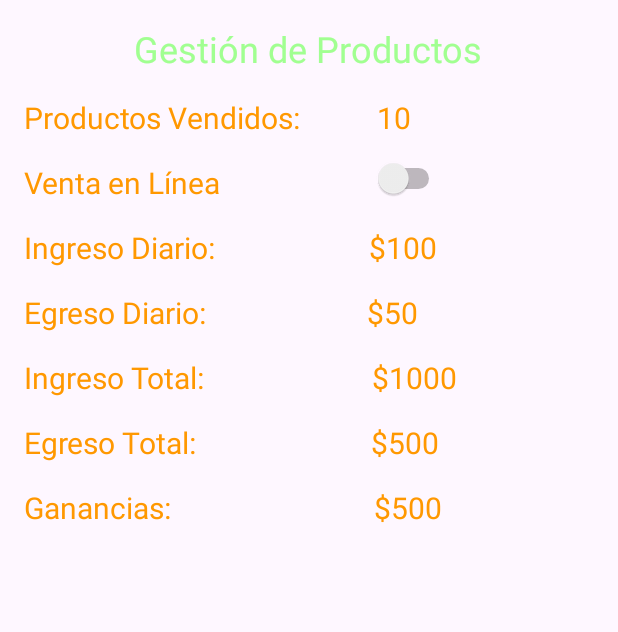
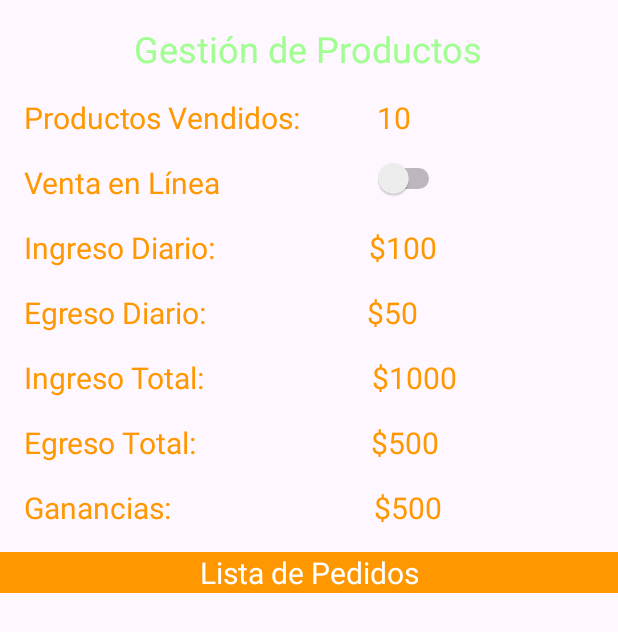
Before and after one commit to Camila-Negron/dispoSISPIZZA, an Android app: the ProductManagementActivity screen opened directly, with no data from a screen before it, on a phone screen of 412 x 824 dp. Shown: the top 632 px of the screen. Run offline under Robolectric (Android 15) with nearby library versions, the light colour scheme and no system bars.

Commit message:
ventana administrador

```diff
--- a/app/src/main/java/com/example/sispizza/LoginActivity.java
+++ b/app/src/main/java/com/example/sispizza/LoginActivity.java
@@ -50,7 +50,7 @@ public class LoginActivity extends AppCompatActivity {
         btnLogin.setOnClickListener(new View.OnClickListener() {
             @Override
             public void onClick(View v) {
-                Intent intent = new Intent(LoginActivity.this, MainActivity.class);
+                Intent intent = new Intent(LoginActivity.this, ProductManagementActivity.class);
                 startActivity(intent);
                 /*
                 String username = etUsername.getText().toString();
--- /dev/null
+++ b/app/src/main/java/com/example/sispizza/PedidoAdapter.java
@@ -0,0 +1,53 @@
+package com.example.sispizza;
+
+import android.content.Context;
+import android.view.View;
+import android.view.ViewGroup;
+import android.widget.BaseAdapter;
+import android.widget.TextView;
+
+import java.util.List;
+
+public class PedidoAdapter extends BaseAdapter {
+
+    Context context;
+    List<Pedido> pedidoList;
+
+    public PedidoAdapter(ProductManagementActivity productManagementActivity, List<Pedido> getData) {
+        this.context = productManagementActivity;
+        this.pedidoList = getData;
+    }
+
+    @Override
+    public int getCount() {
+        return pedidoList.size();
+    }
+
+    @Override
+    public Object getItem(int i) {
+        return i;
+    }
+
+    @Override
+    public long getItemId(int i) {
+        return i;
+    }
+
+    @Override
+    public View getView(int i, View view, ViewGroup viewGroup) {
+        TextView tvNombre, tvPrecio, tvDescripcion, tvTotal;
+        Pedido pedido = pedidoList.get(i);
+        if (view == null) {
+            view = View.inflate(context, R.layout.listview_pedido, null);
+        }
+
+        tvNombre = view.findViewById(R.id.tvLcliente);
+        tvTotal = view.findViewById(R.id.tvLprecio);
+        tvDescripcion = view.findViewById(R.id.tvLDescripcion);
+
+        tvNombre.setText(pedido.getId()+"");
+        tvTotal.setText(String.valueOf(pedido.getPrecioTotal()));
+        tvDescripcion.setText(pedido.getDescripcion());
+        return view;
+    }
+}
--- a/app/src/main/java/com/example/sispizza/ProductManagementActivity.java
+++ b/app/src/main/java/com/example/sispizza/ProductManagementActivity.java
@@ -2,6 +2,7 @@ package com.example.sispizza;
 
 import android.app.Activity;
 import android.os.Bundle;
+import android.util.Log;
 import android.widget.ListView;
 
 import com.example.sispizza.database.DatabaseHelper;
@@ -14,7 +15,9 @@ public class ProductManagementActivity extends Activity {
     private DatabaseHelper db;
     private List<Product> productList;
     private ProductAdapter adapter;
-    private ListView listViewProducts;
+    private ListView listViewProducts, ListViewPedido;
+
+    private List<Pedido> pedidoList;
 
     @Override
     protected void onCreate(Bundle savedInstanceState) {
@@ -22,9 +25,19 @@ public class ProductManagementActivity extends Activity {
         setContentView(R.layout.activity_product_management);
 
         db = new DatabaseHelper(this);
-        listViewProducts = findViewById(R.id.listViewProducts);
+        //listViewProducts = findViewById(R.id.listViewProducts);
+        ListViewPedido = findViewById(R.id.listViewProducts);
+        Log.i("ProductManagementAA", "onCreate: AAA");
+        PedidoAdapter pedidoAdapter = new PedidoAdapter(this, GetData());
+        Log.i("ProductManagementAA", "onCreate: BBB"+GetData());
+        ListViewPedido.setAdapter(pedidoAdapter);
+        Log.i("ProductManagementAA", "onCreate: CCC");
+        //loadProducts();
+    }
 
-        loadProducts();
+    private List<Pedido> GetData() {
+        List<Pedido> pedidoList = db.obtenerTodosLosPedidos();
+        return pedidoList;
     }
 
     private void loadProducts() {
--- a/app/src/main/res/layout/activity_product_management.xml
+++ b/app/src/main/res/layout/activity_product_management.xml
@@ -101,12 +101,27 @@
         android:layout_marginStart="101dp"
         android:layout_marginTop="13dp"
         android:layout_toEndOf="@+id/switchOnlineSale" />
+
+    <TextView
+        android:id="@+id/title1"
+        android:layout_width="match_parent"
+        android:layout_height="wrap_content"
+        android:layout_below="@id/textViewTotalExpense"
+        android:layout_alignParentStart="true"
+        android:layout_alignParentEnd="true"
+        android:layout_marginTop="59dp"
+        android:textAlignment="center"
+        android:background="#FF9800"
+        android:text="Lista de Pedidos"
+        android:textColor="#FFFFFF"
+        android:textSize="20sp" />
+
     <ListView
         android:id="@+id/listViewProducts"
         android:layout_width="match_parent"
         android:layout_height="wrap_content"
-        android:layout_below="@id/textViewTitle"
-        android:layout_marginTop="16dp" />
+        android:layout_below="@+id/title1"
+        android:layout_marginTop="3dp" />
 
     <!-- Botón para realizar alguna acción -->
 
```
Also changed, not shown: app/src/main/res/layout/listview_pedido.xml (added, +76 -0 lines).
